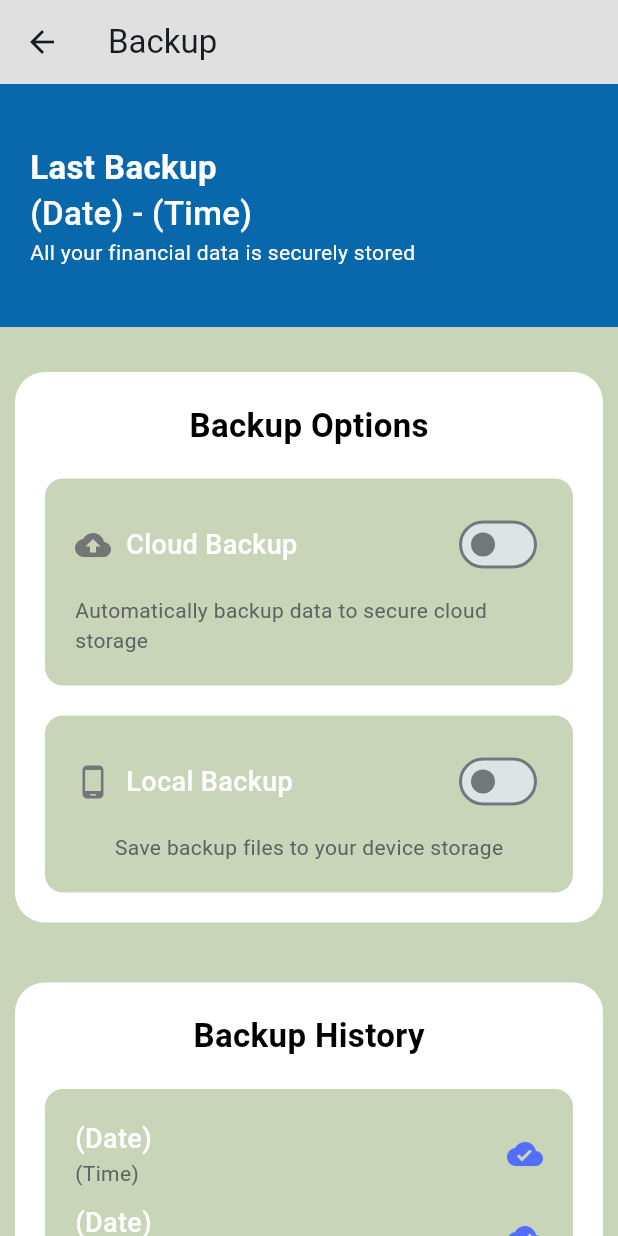
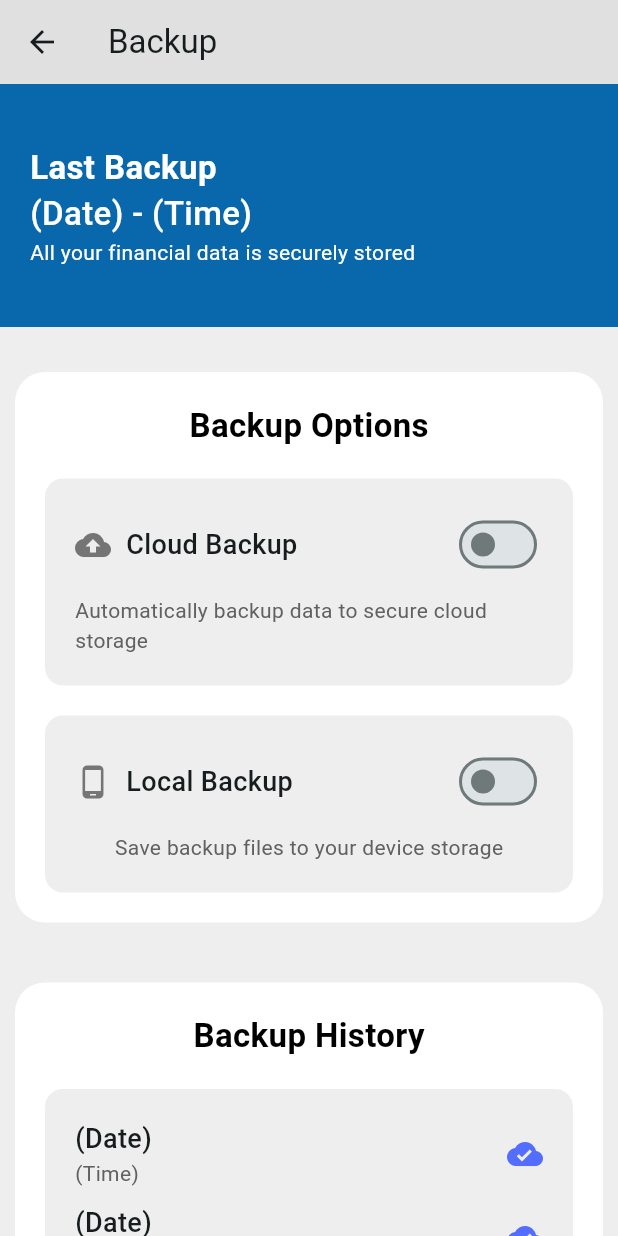
Before and after one commit to sahilgangani17/PennyPilot, a Flutter app: the Backup screen opened directly, on a phone screen of 412 x 824 dp. Run offline on Flutter 3.47's test engine with Material 3 defaults, Android fonts, the phone set to English and light mode, and no system bars; our stand-ins replace cloud_firestore, firebase_auth, firebase_core, flutter_rating_bar, font_awesome_flutter, sqflite; accounts and stored records are empty.

Commit message:
Backup Ui changes

```diff
--- a/lib/pages/settingsPages/backup.dart
+++ b/lib/pages/settingsPages/backup.dart
@@ -18,7 +18,7 @@ class _BackupState extends State<Backup> {
   @override
   Widget build(BuildContext context) {
     return Scaffold(
-      backgroundColor: Color.fromARGB(255, 200, 213, 185),
+      backgroundColor: Colors.grey[200],
       appBar: AppBar(
         title: const Text("Backup"),
         backgroundColor: Colors.grey[300],
@@ -40,24 +40,24 @@ class _BackupState extends State<Backup> {
                   Text(
                     'Last Backup',
                     style: TextStyle(
-                      color: Colors.white,
                       fontSize: 22,
                       fontWeight: FontWeight.w700,
+                      color: Colors.white,
                     ),
                   ),
                   Text(
                     '(Date) - (Time)',
                     style: TextStyle(
-                      color: Colors.white,
                       fontSize: 22,
                       fontWeight: FontWeight.w500,
+                      color: Colors.white,
                     ),
                   ),
                   Text(
                     'All your financial data is securely stored',
                     style: TextStyle(
+                      fontSize: 14,
                       color: Colors.white,
-                      fontSize: 14,
                     ),
                   ),
                   SizedBox(
@@ -94,7 +94,7 @@ class _BackupState extends State<Backup> {
                   Container(
                     padding: EdgeInsets.all(20),
                     decoration: BoxDecoration(
-                      color: Color.fromARGB(255, 200, 213, 185),
+                      color: Colors.grey[200],
                       borderRadius: BorderRadius.circular(12),
                     ),
                     child: Column(
@@ -116,7 +116,6 @@ class _BackupState extends State<Backup> {
                                 Text(
                                   'Cloud Backup',
                                   style: TextStyle(
-                                    color: Colors.white,
                                     fontSize: 18,
                                     fontWeight: FontWeight.w500,
                                   ),
@@ -154,7 +153,7 @@ class _BackupState extends State<Backup> {
                   Container(
                     padding: EdgeInsets.all(20),
                     decoration: BoxDecoration(
-                      color: Color.fromARGB(255, 200, 213, 185),
+                      color: Colors.grey[200],
                       borderRadius: BorderRadius.circular(12),
                     ),
                     child: Column(
@@ -176,7 +175,6 @@ class _BackupState extends State<Backup> {
                                 Text(
                                   'Local Backup',
                                   style: TextStyle(
-                                    color: Colors.white,
                                     fontSize: 18,
                                     fontWeight: FontWeight.w500,
                                   ),
@@ -237,7 +235,7 @@ class _BackupState extends State<Backup> {
                   Container(
                     padding: EdgeInsets.all(20),
                     decoration: BoxDecoration(
-                      color: Color.fromARGB(255, 200, 213, 185),
+                      color: Colors.grey[200],
                       borderRadius: BorderRadius.circular(12),
                     ),
                     child: Column(
@@ -254,7 +252,6 @@ class _BackupState extends State<Backup> {
                                 Text(
                                   '(Date)',
                                   style: TextStyle(
-                                    color: Colors.white,
                                     fontSize: 18,
                                     fontWeight: FontWeight.w500,
                                   ),
@@ -287,7 +284,6 @@ class _BackupState extends State<Backup> {
                                 Text(
                                   '(Date)',
                                   style: TextStyle(
-                                    color: Colors.white,
                                     fontSize: 18,
                                     fontWeight: FontWeight.w500,
                                   ),
@@ -320,7 +316,6 @@ class _BackupState extends State<Backup> {
                                 Text(
                                   '(Date)',
                                   style: TextStyle(
-                                    color: Colors.white,
                                     fontSize: 18,
                                     fontWeight: FontWeight.w500,
                                   ),
@@ -410,7 +405,9 @@ class _BackupState extends State<Backup> {
               height: 20,
             ),
             ElevatedButton.icon(
+
               style: ButtonStyle(
+                fixedSize: WidgetStatePropertyAll(Size.fromWidth(300)),
                 backgroundColor: WidgetStatePropertyAll(Colors.grey),
               ),
               onPressed: () {},
@@ -421,9 +418,9 @@ class _BackupState extends State<Backup> {
               label: Text(
                 'Backup Now',
                 style: TextStyle(
-                  color: Colors.white,
                   fontSize: 18,
                   fontWeight: FontWeight.w500,
+                  color: Colors.white,
                 ),
               ),
             ),
```
